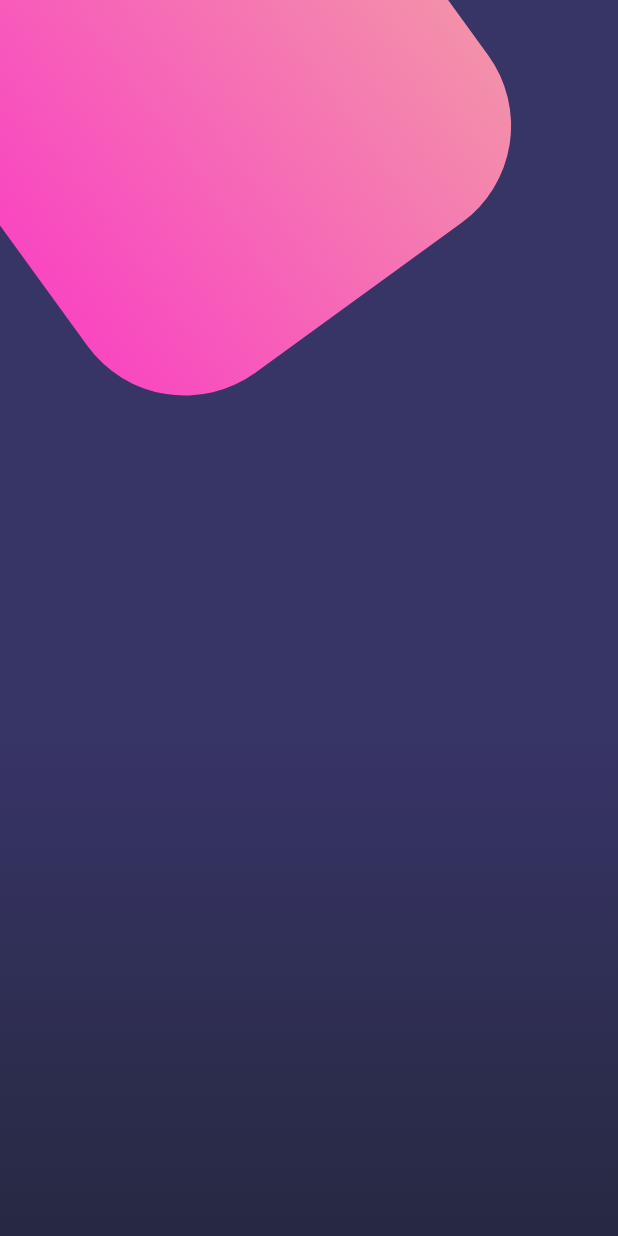
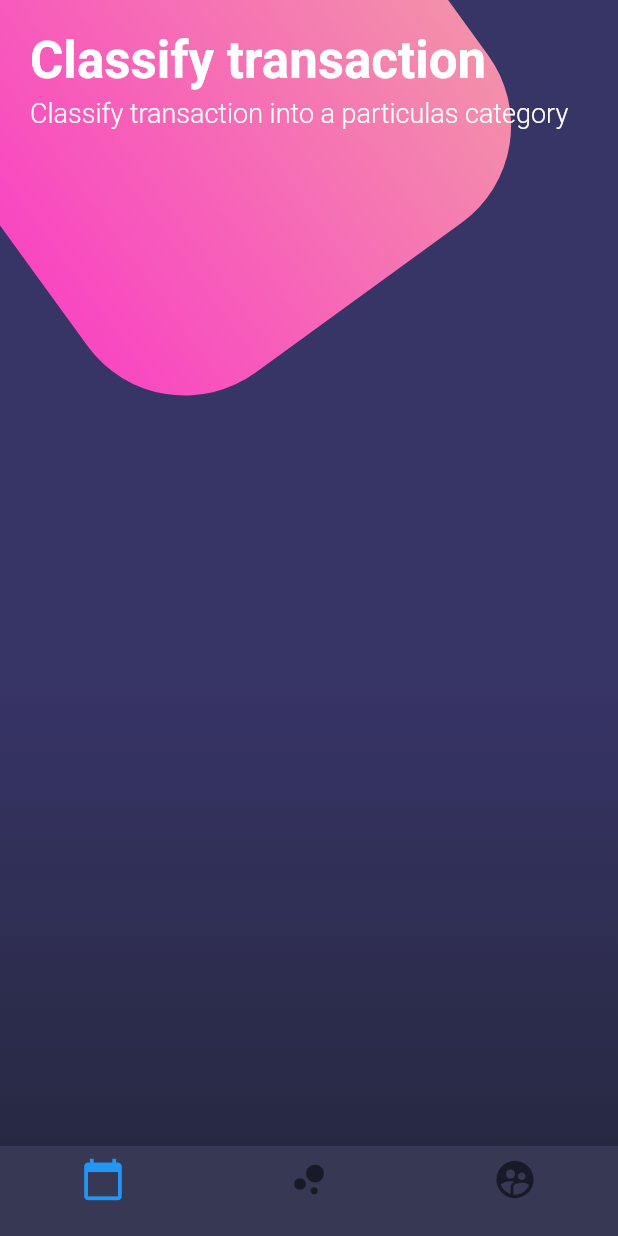
Before and after one commit to ilodi/flutterUI, a Flutter app: the screen it shows after launch, on a phone screen of 412 x 824 dp. Run offline on Flutter 3.47's test engine with Material 2 defaults, Android fonts, the phone set to English and light mode, and no system bars.

Commit message:
adelantando un poco

```diff
--- a/lib/main.dart
+++ b/lib/main.dart
@@ -2,12 +2,19 @@ import 'package:flutter/material.dart';
 import 'package:disenos/src/pages/basico_pages.dart';
 import 'package:disenos/src/pages/scroll_page.dart';
 import 'package:disenos/src/pages/compuesto_pages.dart';
+import 'package:flutter/services.dart';
 
 void main() => runApp(MyApp());
 
 class MyApp extends StatelessWidget {
   @override
   Widget build(BuildContext context) {
+
+
+SystemChrome.setSystemUIOverlayStyle(SystemUiOverlayStyle.light.copyWith(
+  statusBarColor: Colors.transparent
+));
+
     return MaterialApp(
       debugShowCheckedModeBanner: false,
       title: 'Diseños',
--- a/lib/src/pages/compuesto_pages.dart
+++ b/lib/src/pages/compuesto_pages.dart
@@ -11,8 +11,16 @@ class CompuestoPage extends StatelessWidget {
       body: Stack(
         children: <Widget>[
           _fondoApp(),
+          SingleChildScrollView(
+            child: Column(
+              children: <Widget>[
+                _titulos(),
+              ],
+            ),
+          )
         ],
       ),
+      bottomNavigationBar: _BottomNavigationBar(context),
     );
   }
 
@@ -39,10 +47,9 @@ class CompuestoPage extends StatelessWidget {
         decoration: BoxDecoration(
             borderRadius: BorderRadius.circular(80.0),
             gradient: LinearGradient(colors: [
-               Color.fromRGBO(249, 71, 193, 1.0),
+              Color.fromRGBO(249, 71, 193, 1.0),
               Color.fromRGBO(243, 144, 170, 1.0),
-            ])
-            ),
+            ])),
       ),
     );
 
@@ -57,4 +64,60 @@ class CompuestoPage extends StatelessWidget {
       ],
     );
   }
+
+  Widget _titulos() {
+    return SafeArea(
+      child: Container(
+        padding: EdgeInsets.all(20.0),
+        child: Column(
+          crossAxisAlignment: CrossAxisAlignment.start,
+          children: <Widget>[
+            Text('Classify transaction',
+                style: TextStyle(
+                    color: Colors.white,
+                    fontSize: 34.0,
+                    fontWeight: FontWeight.bold)),
+            SizedBox(
+              height: 5.0,
+            ),
+            Text(
+              'Classify transaction into a particulas category',
+              style: TextStyle(
+                  color: Colors.white,
+                  fontSize: 18.0,
+                  fontWeight: FontWeight.w300),
+            ),
+          ],
+        ),
+      ),
+    );
+  }
+
+  Widget _BottomNavigationBar(BuildContext context) {
+    return new Theme(
+      data: Theme.of(context).copyWith(
+        canvasColor: Color.fromRGBO(55, 57, 84, 1.0),
+        primaryColor: Colors.pinkAccent,
+        textTheme: Theme.of(context).textTheme.copyWith(
+          caption: TextStyle(color: Color.fromRGBO(116, 117, 152, 1.0))
+        )
+      ),
+      child: BottomNavigationBar(
+        items: [
+          BottomNavigationBarItem(
+            title: Container(),
+            icon: Icon(Icons.calendar_today, size: 30.0),
+          ),
+          BottomNavigationBarItem(
+            title: Container(),
+            icon: Icon(Icons.bubble_chart, size: 30.0),
+          ),
+          BottomNavigationBarItem(
+            title: Container(),
+            icon: Icon(Icons.supervised_user_circle, size: 30.0),
+          )
+        ],
+      ),
+    );
+  }
 }
```
